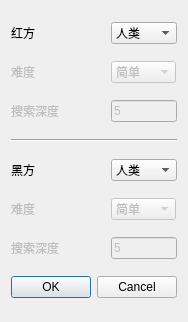
The window that src/gamestartdialog.ui (prcups/XiaoHuiXiangQi) describes before a commit, drawn with Qt 5.
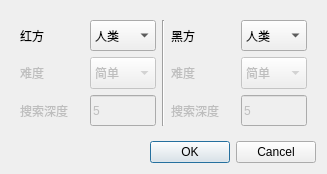
The same window after the commit.

```diff
--- a/src/gamestartdialog.ui
+++ b/src/gamestartdialog.ui
@@ -6,65 +6,93 @@
    <rect>
     <x>0</x>
     <y>0</y>
-    <width>186</width>
-    <height>322</height>
+    <width>327</width>
+    <height>174</height>
    </rect>
   </property>
+  <property name="sizePolicy">
+   <sizepolicy hsizetype="Preferred" vsizetype="Preferred">
+    <horstretch>0</horstretch>
+    <verstretch>0</verstretch>
+   </sizepolicy>
+  </property>
+  <property name="maximumSize">
+   <size>
+    <width>16777215</width>
+    <height>16777215</height>
+   </size>
+  </property>
   <property name="windowTitle">
    <string>开始</string>
   </property>
-  <layout class="QGridLayout" name="gridLayout">
-   <property name="sizeConstraint">
-    <enum>QLayout::SetMinimumSize</enum>
-   </property>
-   <item row="6" column="1">
-    <widget class="QLabel" name="BlackDepthLabel">
-     <property name="enabled">
-      <bool>false</bool>
-     </property>
+  <layout class="QVBoxLayout" name="verticalLayout">
+   <item>
+    <widget class="QWidget" name="gridWidget" native="true">
      <property name="sizePolicy">
-      <sizepolicy hsizetype="Minimum" vsizetype="Fixed">
+      <sizepolicy hsizetype="Expanding" vsizetype="Expanding">
        <horstretch>0</horstretch>
        <verstretch>0</verstretch>
       </sizepolicy>
      </property>
+     <layout class="QGridLayout" name="gridLayout_2">
+      <item row="1" column="3">
+       <widget class="QLabel" name="BlackLabel">
+        <property name="sizePolicy">
+         <sizepolicy hsizetype="Preferred" vsizetype="Preferred">
+          <horstretch>1</horstretch>
+          <verstretch>1</verstretch>
+         </sizepolicy>
+        </property>
      <property name="text">
-      <string>搜索深度</string>
-     </property>
-    </widget>
-   </item>
-   <item row="7" column="1" colspan="2">
-    <widget class="QDialogButtonBox" name="buttonBox">
-     <property name="orientation">
-      <enum>Qt::Horizontal</enum>
-     </property>
-     <property name="standardButtons">
-      <set>QDialogButtonBox::Cancel|QDialogButtonBox::Ok</set>
-     </property>
-    </widget>
-   </item>
-   <item row="6" column="2">
-    <widget class="QLineEdit" name="BlackDepth">
+         <string>黑方</string>
+        </property>
+        <property name="alignment">
+         <set>Qt::AlignLeading|Qt::AlignLeft|Qt::AlignVCenter</set>
+        </property>
+       </widget>
+      </item>
+      <item row="1" column="4">
+       <widget class="QComboBox" name="BlackPlayer">
+        <property name="sizePolicy">
+         <sizepolicy hsizetype="Preferred" vsizetype="Preferred">
+          <horstretch>1</horstretch>
+          <verstretch>1</verstretch>
+         </sizepolicy>
+        </property>
+        <item>
+         <property name="text">
+          <string>人类</string>
+         </property>
+        </item>
+        <item>
+         <property name="text">
+          <string>计算机</string>
+         </property>
+        </item>
+       </widget>
+      </item>
+      <item row="2" column="0">
+       <widget class="QLabel" name="RedDiffLabel">
      <property name="enabled">
       <bool>false</bool>
      </property>
      <property name="sizePolicy">
-      <sizepolicy hsizetype="Maximum" vsizetype="Fixed">
-       <horstretch>0</horstretch>
-       <verstretch>0</verstretch>
+         <sizepolicy hsizetype="Preferred" vsizetype="Preferred">
+          <horstretch>1</horstretch>
+          <verstretch>1</verstretch>
       </sizepolicy>
      </property>
      <property name="text">
-      <string>5</string>
+         <string>难度</string>
      </property>
     </widget>
    </item>
-   <item row="0" column="2">
+      <item row="1" column="1">
     <widget class="QComboBox" name="RedPlayer">
      <property name="sizePolicy">
-      <sizepolicy hsizetype="Maximum" vsizetype="Fixed">
+         <sizepolicy hsizetype="Preferred" vsizetype="Preferred">
        <horstretch>1</horstretch>
-       <verstretch>0</verstretch>
+          <verstretch>1</verstretch>
       </sizepolicy>
      </property>
      <item>
@@ -79,15 +107,15 @@
      </item>
     </widget>
    </item>
-   <item row="5" column="2">
+      <item row="2" column="4">
     <widget class="QComboBox" name="BlackDiff">
      <property name="enabled">
       <bool>false</bool>
      </property>
      <property name="sizePolicy">
-      <sizepolicy hsizetype="Maximum" vsizetype="Fixed">
-       <horstretch>0</horstretch>
-       <verstretch>0</verstretch>
+         <sizepolicy hsizetype="Preferred" vsizetype="Preferred">
+          <horstretch>1</horstretch>
+          <verstretch>1</verstretch>
       </sizepolicy>
      </property>
      <item>
@@ -107,15 +135,82 @@
      </item>
     </widget>
    </item>
+      <item row="3" column="1">
+       <widget class="QLineEdit" name="RedDepth">
+        <property name="enabled">
+         <bool>false</bool>
+        </property>
+        <property name="sizePolicy">
+         <sizepolicy hsizetype="Preferred" vsizetype="Preferred">
+          <horstretch>1</horstretch>
+          <verstretch>1</verstretch>
+         </sizepolicy>
+        </property>
+        <property name="text">
+         <string>5</string>
+        </property>
+       </widget>
+      </item>
    <item row="2" column="1">
+       <widget class="QComboBox" name="RedDiff">
+        <property name="enabled">
+         <bool>false</bool>
+        </property>
+        <property name="sizePolicy">
+         <sizepolicy hsizetype="Preferred" vsizetype="Preferred">
+          <horstretch>1</horstretch>
+          <verstretch>1</verstretch>
+         </sizepolicy>
+        </property>
+        <item>
+         <property name="text">
+          <string>简单</string>
+         </property>
+        </item>
+        <item>
+         <property name="text">
+          <string>困难</string>
+         </property>
+        </item>
+        <item>
+         <property name="text">
+          <string>自定义</string>
+         </property>
+        </item>
+       </widget>
+      </item>
+      <item row="3" column="3">
+       <widget class="QLabel" name="BlackDepthLabel">
+        <property name="enabled">
+         <bool>false</bool>
+        </property>
+        <property name="sizePolicy">
+         <sizepolicy hsizetype="Preferred" vsizetype="Preferred">
+          <horstretch>1</horstretch>
+          <verstretch>1</verstretch>
+         </sizepolicy>
+        </property>
+        <property name="text">
+         <string>搜索深度</string>
+        </property>
+       </widget>
+      </item>
+      <item row="1" column="2" rowspan="3">
+       <widget class="Line" name="line">
+        <property name="orientation">
+         <enum>Qt::Vertical</enum>
+        </property>
+       </widget>
+      </item>
+      <item row="3" column="0">
     <widget class="QLabel" name="RedDepthLabel">
      <property name="enabled">
       <bool>false</bool>
      </property>
      <property name="sizePolicy">
-      <sizepolicy hsizetype="Minimum" vsizetype="Fixed">
-       <horstretch>0</horstretch>
-       <verstretch>0</verstretch>
+         <sizepolicy hsizetype="Preferred" vsizetype="Preferred">
+          <horstretch>1</horstretch>
+          <verstretch>1</verstretch>
       </sizepolicy>
      </property>
      <property name="text">
@@ -123,12 +218,28 @@
      </property>
     </widget>
    </item>
-   <item row="0" column="1">
+      <item row="3" column="4">
+       <widget class="QLineEdit" name="BlackDepth">
+        <property name="enabled">
+         <bool>false</bool>
+        </property>
+        <property name="sizePolicy">
+         <sizepolicy hsizetype="Preferred" vsizetype="Preferred">
+          <horstretch>1</horstretch>
+          <verstretch>1</verstretch>
+         </sizepolicy>
+        </property>
+        <property name="text">
+         <string>5</string>
+        </property>
+       </widget>
+      </item>
+      <item row="1" column="0">
     <widget class="QLabel" name="RedLabel">
      <property name="sizePolicy">
-      <sizepolicy hsizetype="Minimum" vsizetype="Preferred">
-       <horstretch>0</horstretch>
-       <verstretch>0</verstretch>
+         <sizepolicy hsizetype="Preferred" vsizetype="Preferred">
+          <horstretch>1</horstretch>
+          <verstretch>1</verstretch>
       </sizepolicy>
      </property>
      <property name="frameShadow">
@@ -145,67 +256,15 @@
      </property>
     </widget>
    </item>
-   <item row="2" column="2">
-    <widget class="QLineEdit" name="RedDepth">
-     <property name="enabled">
-      <bool>false</bool>
-     </property>
-     <property name="sizePolicy">
-      <sizepolicy hsizetype="Maximum" vsizetype="Fixed">
-       <horstretch>0</horstretch>
-       <verstretch>0</verstretch>
-      </sizepolicy>
-     </property>
-     <property name="text">
-      <string>5</string>
-     </property>
-    </widget>
-   </item>
-   <item row="1" column="1">
-    <widget class="QLabel" name="RedDiffLabel">
-     <property name="enabled">
-      <bool>false</bool>
-     </property>
-     <property name="sizePolicy">
-      <sizepolicy hsizetype="Minimum" vsizetype="Preferred">
-       <horstretch>0</horstretch>
-       <verstretch>0</verstretch>
-      </sizepolicy>
-     </property>
-     <property name="text">
-      <string>难度</string>
-     </property>
-    </widget>
-   </item>
-   <item row="4" column="2">
-    <widget class="QComboBox" name="BlackPlayer">
-     <property name="sizePolicy">
-      <sizepolicy hsizetype="Maximum" vsizetype="Fixed">
-       <horstretch>1</horstretch>
-       <verstretch>0</verstretch>
-      </sizepolicy>
-     </property>
-     <item>
-      <property name="text">
-       <string>人类</string>
-      </property>
-     </item>
-     <item>
-      <property name="text">
-       <string>计算机</string>
-      </property>
-     </item>
-    </widget>
-   </item>
-   <item row="5" column="1">
+      <item row="2" column="3">
     <widget class="QLabel" name="BlackDiffLabel">
      <property name="enabled">
       <bool>false</bool>
      </property>
      <property name="sizePolicy">
-      <sizepolicy hsizetype="Minimum" vsizetype="Fixed">
-       <horstretch>0</horstretch>
-       <verstretch>0</verstretch>
+         <sizepolicy hsizetype="Preferred" vsizetype="Preferred">
+          <horstretch>1</horstretch>
+          <verstretch>1</verstretch>
       </sizepolicy>
      </property>
      <property name="text">
@@ -213,55 +272,23 @@
      </property>
     </widget>
    </item>
-   <item row="4" column="1">
-    <widget class="QLabel" name="BlackLabel">
-     <property name="sizePolicy">
-      <sizepolicy hsizetype="Minimum" vsizetype="Preferred">
-       <horstretch>0</horstretch>
-       <verstretch>0</verstretch>
-      </sizepolicy>
-     </property>
-     <property name="text">
-      <string>黑方</string>
-     </property>
-     <property name="alignment">
-      <set>Qt::AlignLeading|Qt::AlignLeft|Qt::AlignVCenter</set>
-     </property>
+     </layout>
     </widget>
    </item>
-   <item row="1" column="2">
-    <widget class="QComboBox" name="RedDiff">
-     <property name="enabled">
-      <bool>false</bool>
-     </property>
+   <item>
+    <widget class="QDialogButtonBox" name="buttonBox">
      <property name="sizePolicy">
-      <sizepolicy hsizetype="Maximum" vsizetype="Fixed">
+      <sizepolicy hsizetype="Expanding" vsizetype="Preferred">
        <horstretch>0</horstretch>
        <verstretch>0</verstretch>
       </sizepolicy>
      </property>
-     <item>
-      <property name="text">
-       <string>简单</string>
-      </property>
-     </item>
-     <item>
-      <property name="text">
-       <string>困难</string>
-      </property>
-     </item>
-     <item>
-      <property name="text">
-       <string>自定义</string>
-      </property>
-     </item>
-    </widget>
-   </item>
-   <item row="3" column="1" colspan="2">
-    <widget class="Line" name="line">
      <property name="orientation">
       <enum>Qt::Horizontal</enum>
      </property>
+     <property name="standardButtons">
+      <set>QDialogButtonBox::Cancel|QDialogButtonBox::Ok</set>
+     </property>
     </widget>
    </item>
   </layout>
```
Lines whose indentation alone changed are shown as unchanged.
